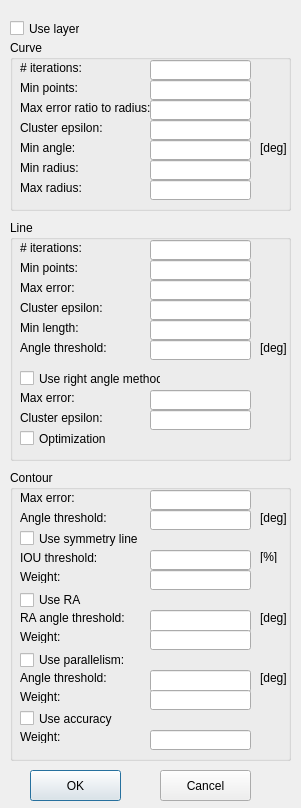
xwzhangcs/EfficientRANSAC2D, file EfficientRANSAC2D/ContourOptionDialog.ui: the form before one commit.
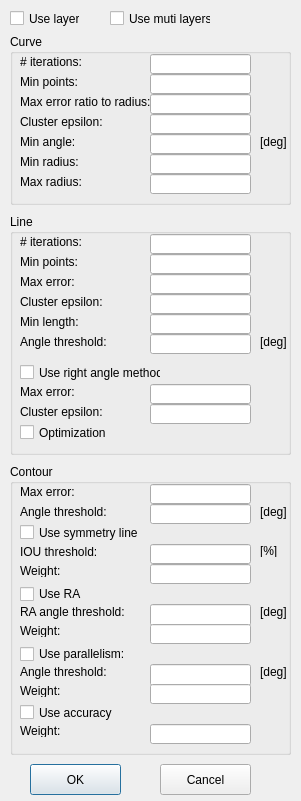
The form after the commit.

Commit message: add ShapeFitLayer and adjust ShapeFit

```diff
--- a/EfficientRANSAC2D/ContourOptionDialog.ui
+++ b/EfficientRANSAC2D/ContourOptionDialog.ui
@@ -7,7 +7,7 @@
     <x>0</x>
     <y>0</y>
     <width>301</width>
-    <height>808</height>
+    <height>801</height>
    </rect>
   </property>
   <property name="windowTitle">
@@ -17,7 +17,7 @@
    <property name="geometry">
     <rect>
      <x>30</x>
-     <y>770</y>
+     <y>764</y>
      <width>91</width>
      <height>31</height>
     </rect>
@@ -30,7 +30,7 @@
    <property name="geometry">
     <rect>
      <x>10</x>
-     <y>40</y>
+     <y>34</y>
      <width>281</width>
      <height>171</height>
     </rect>
@@ -217,7 +217,7 @@
    <property name="geometry">
     <rect>
      <x>160</x>
-     <y>770</y>
+     <y>764</y>
      <width>91</width>
      <height>31</height>
     </rect>
@@ -230,7 +230,7 @@
    <property name="geometry">
     <rect>
      <x>10</x>
-     <y>220</y>
+     <y>214</y>
      <width>281</width>
      <height>241</height>
     </rect>
@@ -466,7 +466,7 @@
    <property name="geometry">
     <rect>
      <x>10</x>
-     <y>470</y>
+     <y>464</y>
      <width>281</width>
      <height>291</height>
     </rect>
@@ -789,14 +789,27 @@
   <widget class="QCheckBox" name="checkBoxUseLayers">
    <property name="geometry">
     <rect>
+     <x>110</x>
+     <y>10</y>
+     <width>101</width>
+     <height>17</height>
+    </rect>
+   </property>
+   <property name="text">
+    <string>Use muti layers</string>
+   </property>
+  </widget>
+  <widget class="QCheckBox" name="checkBoxUseOneLayer">
+   <property name="geometry">
+    <rect>
      <x>10</x>
-     <y>20</y>
+     <y>10</y>
      <width>70</width>
      <height>17</height>
     </rect>
    </property>
    <property name="text">
-    <string>Use layers</string>
+    <string>Use layer</string>
    </property>
   </widget>
  </widget>
```
The commit also changes 16 other files.
